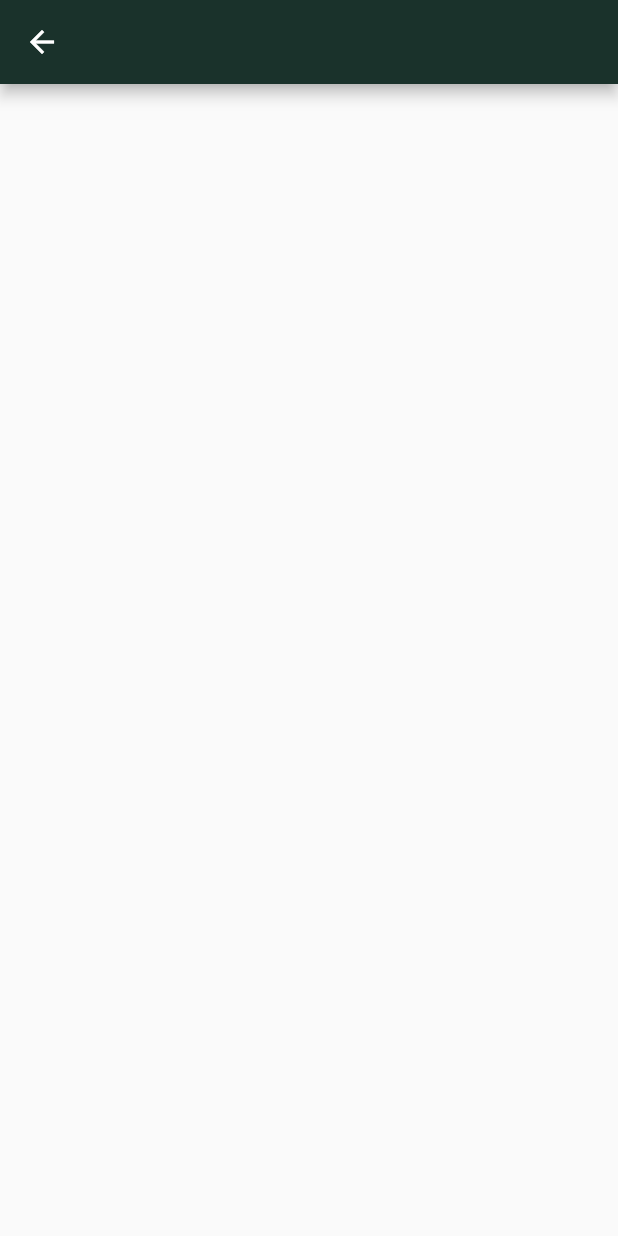
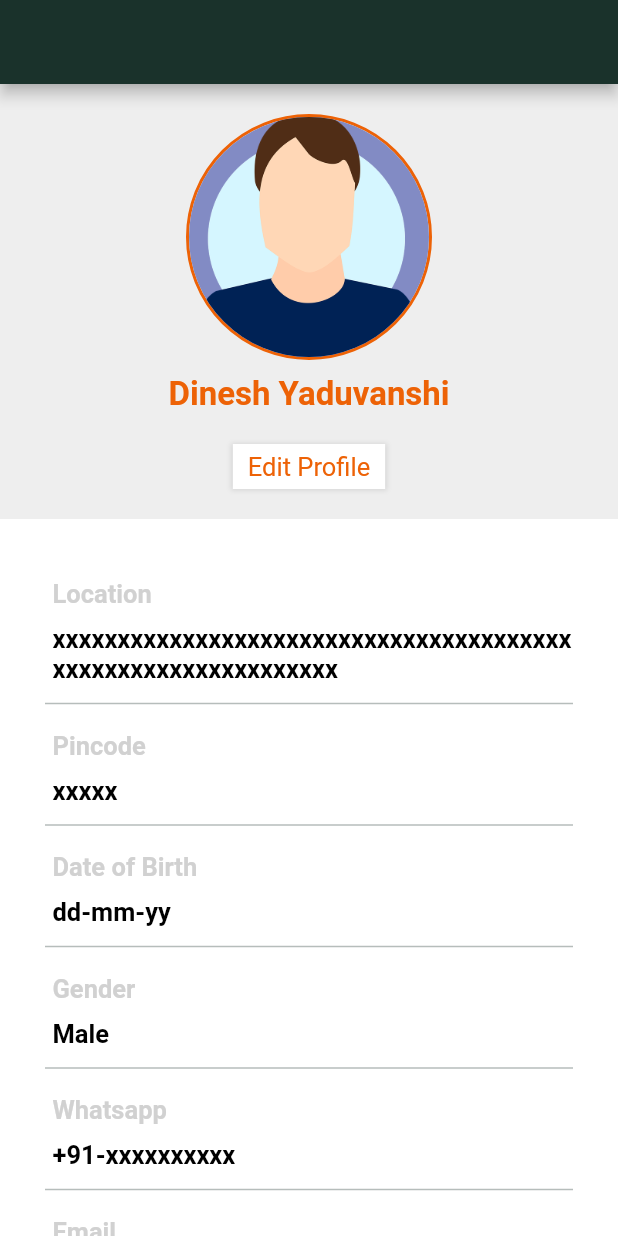
Before and after one commit to Ujjwal-here/Intern-HummingSparrow, a Flutter app: the Profile screen opened directly, on a phone screen of 412 x 824 dp. Run offline on Flutter 3.47's test engine with Material 2 defaults, Android fonts, the phone set to English and light mode, and no system bars.

Commit message:
Detials list added

```diff
--- a/lib/main.dart
+++ b/lib/main.dart
@@ -1,5 +1,5 @@
 import 'package:flutter/material.dart';
-import 'package:task/screens/video.dart';
+import 'package:task/screens/profile.dart';
 
 void main() {
   runApp(MyApp());
@@ -11,7 +11,7 @@ class MyApp extends StatelessWidget {
     return MaterialApp(
       title: 'Flutter Demo',
       debugShowCheckedModeBanner: false,
-      home: Video(),
+      home: Profile(),
     );
   }
 }
--- a/lib/screens/profile.dart
+++ b/lib/screens/profile.dart
@@ -1,4 +1,5 @@
 import 'package:flutter/material.dart';
+import 'package:task/widgets/listDetails.dart';
 
 class Profile extends StatelessWidget {
   @override
@@ -7,6 +8,98 @@ class Profile extends StatelessWidget {
       appBar: AppBar(
         backgroundColor: Color.fromRGBO(26, 50, 43, 1),
       ),
+      body: ListView(
+        children: [
+          Container(
+            color: Colors.grey[200],
+            padding: const EdgeInsets.all(20),
+            child: Column(
+              children: [
+                Container(
+                  decoration: BoxDecoration(
+                    shape: BoxShape.circle,
+                    border: Border.all(
+                        color: Color.fromRGBO(237, 98, 6, 1), width: 2),
+                  ),
+                  child: CircleAvatar(
+                    radius: 80,
+                    backgroundImage: AssetImage("assets/profile.png"),
+                    backgroundColor: Color.fromRGBO(130, 139, 196, 1),
+                  ),
+                ),
+                Container(
+                  margin: const EdgeInsets.only(top: 10),
+                  child: Text(
+                    "Dinesh Yaduvanshi",
+                    style: TextStyle(
+                      fontSize: 22,
+                      fontWeight: FontWeight.bold,
+                      color: Color.fromRGBO(237, 98, 6, 1),
+                    ),
+                  ),
+                ),
+                Container(
+                  margin: EdgeInsets.only(top: 20),
+                  padding:
+                      const EdgeInsets.symmetric(horizontal: 10, vertical: 5),
+                  decoration: BoxDecoration(
+                    color: Colors.white,
+                    boxShadow: [
+                      BoxShadow(
+                        color: Colors.grey.withOpacity(0.3),
+                        spreadRadius: 1,
+                        blurRadius: 2,
+                        // changes position of shadow
+                      ),
+                    ],
+                  ),
+                  child: Text(
+                    "Edit Profile",
+                    style: TextStyle(
+                      fontSize: 17,
+                      color: Color.fromRGBO(237, 98, 6, 1),
+                    ),
+                  ),
+                ),
+              ],
+            ),
+          ),
+          Container(
+            padding: const EdgeInsets.all(30),
+            alignment: Alignment.centerLeft,
+            color: Colors.white,
+            child: Column(
+              children: [
+                DetailsList(
+                  title: "Location",
+                  subtitle:
+                      "xxxxxxxxxxxxxxxxxxxxxxxxxxxxxxxxxxxxxxxxxxxxxxxxxxxxxxxxxxxxxx",
+                ),
+                DetailsList(
+                  title: "Pincode",
+                  subtitle: "xxxxx",
+                ),
+                DetailsList(
+                  title: "Date of Birth",
+                  subtitle: "dd-mm-yy",
+                ),
+                DetailsList(
+                  title: "Gender",
+                  subtitle: "Male",
+                ),
+                DetailsList(
+                  title: "Whatsapp",
+                  subtitle: "+91-xxxxxxxxxx",
+                ),
+                DetailsList(
+                  title: "Email",
+                  subtitle: "xxxxxxxxxxxx@gmail.com",
+                ),
+              ],
+            ),
+          )
+        ],
+      ),
     );
   }
 }
--- a/lib/screens/video.dart
+++ b/lib/screens/video.dart
@@ -1,5 +1,5 @@
 import 'package:flutter/material.dart';
-import 'package:task/widgets/list.dart';
+import 'package:task/widgets/listVid.dart';
 
 class Video extends StatelessWidget {
   @override
--- /dev/null
+++ b/lib/widgets/listDetails.dart
@@ -0,0 +1,42 @@
+import 'package:flutter/material.dart';
+
+class DetailsList extends StatelessWidget {
+  final String title;
+  final String subtitle;
+
+  DetailsList({@required this.title, @required this.subtitle});
+  @override
+  Widget build(BuildContext context) {
+    return Container(
+      child: Column(
+        crossAxisAlignment: CrossAxisAlignment.start,
+        children: [
+          Container(
+            margin: EdgeInsets.only(top: 10, left: 5),
+            child: Text(
+              title,
+              style: TextStyle(
+                  fontSize: 17,
+                  fontWeight: FontWeight.bold,
+                  color: Color.fromRGBO(209, 209, 209, 1)),
+            ),
+          ),
+          Container(
+            margin: EdgeInsets.only(top: 10, bottom: 5, left: 5),
+            child: Text(
+              subtitle,
+              style: TextStyle(
+                  fontSize: 17,
+                  fontWeight: FontWeight.bold,
+                  color: Colors.black),
+            ),
+          ),
+          Divider(
+            thickness: 1,
+            color: Color.fromRGBO(182, 189, 187, 1),
+          )
+        ],
+      ),
+    );
+  }
+}
```
Also changed, not shown: lib/widgets/listVid.dart (renamed from lib/widgets/list.dart).
